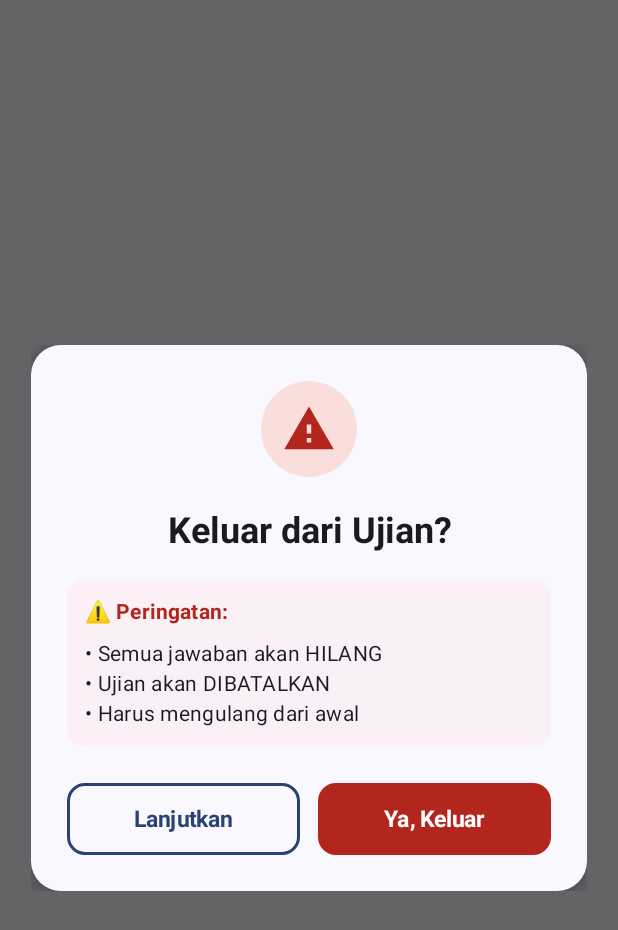
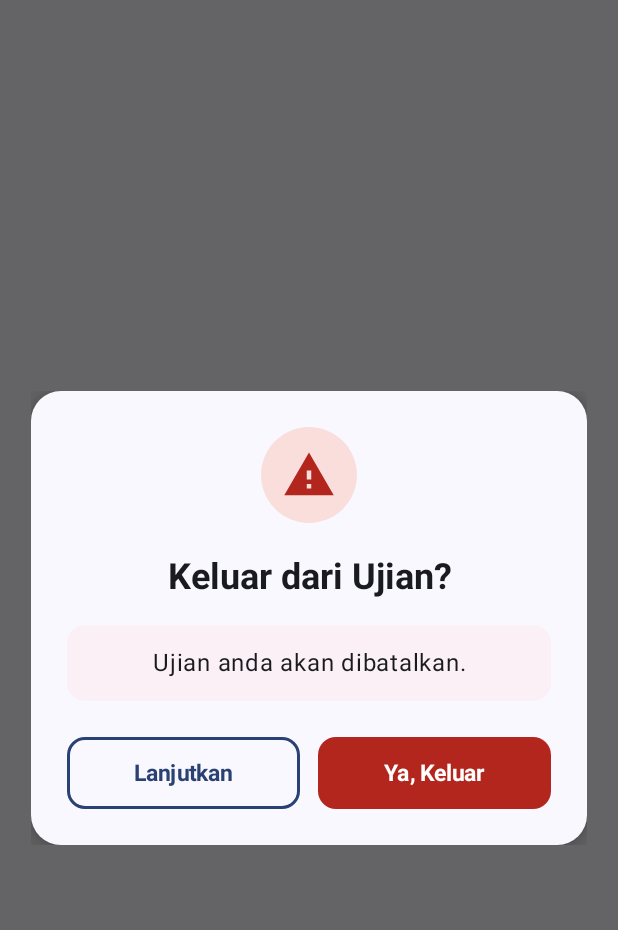
Before and after one commit to JCETools-Petra/kamuskorea, an Android app built with Jetpack Compose: the composable ExitConfirmationDialog called with empty values, on a phone screen of 412 x 824 dp. Shown: the top 930 px of the screen. Run offline under Robolectric (Android 15) with nearby library versions, the phone set to English and light mode, and no system bars; our stand-ins replace Dagger/Hilt's generated code, Firebase (no records; nobody signed in at launch, a user with empty details on screens opened directly); network calls fail; pictures from the network do not load.

Commit message:
Simplify exit dialog warning message
Changed from detailed bullet points to single concise message:
'Ujian anda akan dibatalkan.'

Removed:
- List of warnings (data loss, cancellation, restart)
- Answered questions count display
- Scrollable content area

Now shows only a simple, clear warning message in a colored box.

```diff
--- a/app/src/main/java/com/webtech/kamuskorea/ui/screens/assessment/TakeAssessmentScreen.kt
+++ b/app/src/main/java/com/webtech/kamuskorea/ui/screens/assessment/TakeAssessmentScreen.kt
@@ -801,61 +801,18 @@ fun ExitConfirmationDialog(
                 Spacer(modifier = Modifier.height(16.dp))
 
                 // Content
-                Column(
-                    modifier = Modifier
-                        .fillMaxWidth()
-                        .heightIn(max = 200.dp)
-                        .verticalScroll(rememberScrollState())
+                Surface(
+                    color = MaterialTheme.colorScheme.errorContainer.copy(alpha = 0.3f),
+                    shape = RoundedCornerShape(12.dp),
+                    modifier = Modifier.fillMaxWidth()
                 ) {
-                    Surface(
-                        color = MaterialTheme.colorScheme.errorContainer.copy(alpha = 0.3f),
-                        shape = RoundedCornerShape(12.dp)
-                    ) {
-                        Column(
-                            modifier = Modifier
-                                .fillMaxWidth()
-                                .padding(12.dp)
-                        ) {
-                            Text(
-                                "⚠️ Peringatan:",
-                                fontWeight = FontWeight.Bold,
-                                color = MaterialTheme.colorScheme.error,
-                                style = MaterialTheme.typography.titleSmall
-                            )
-                            Spacer(modifier = Modifier.height(8.dp))
-                            Text(
-                                "• Semua jawaban akan HILANG",
-                                style = MaterialTheme.typography.bodyMedium,
-                                color = MaterialTheme.colorScheme.onSurface
-                            )
-                            Text(
-                                "• Ujian akan DIBATALKAN",
-                                style = MaterialTheme.typography.bodyMedium,
-                                color = MaterialTheme.colorScheme.onSurface
-                            )
-                            Text(
-                                "• Harus mengulang dari awal",
-                                style = MaterialTheme.typography.bodyMedium,
-                                color = MaterialTheme.colorScheme.onSurface
-                            )
-                        }
-                    }
-
-                    if (answeredCount > 0) {
-                        Spacer(modifier = Modifier.height(12.dp))
-                        Surface(
-                            color = MaterialTheme.colorScheme.primaryContainer,
-                            shape = RoundedCornerShape(12.dp)
-                        ) {
-                            Text(
-                                "Anda sudah menjawab $answeredCount dari $totalQuestions soal",
-                                style = MaterialTheme.typography.bodyMedium,
-                                fontWeight = FontWeight.SemiBold,
-                                color = MaterialTheme.colorScheme.onPrimaryContainer,
-                                modifier = Modifier.padding(12.dp)
-                            )
-                        }
-                    }
+                    Text(
+                        "Ujian anda akan dibatalkan.",
+                        style = MaterialTheme.typography.bodyLarge,
+                        color = MaterialTheme.colorScheme.onSurface,
+                        textAlign = TextAlign.Center,
+                        modifier = Modifier.padding(16.dp)
+                    )
                 }
 
                 Spacer(modifier = Modifier.height(24.dp))
```
